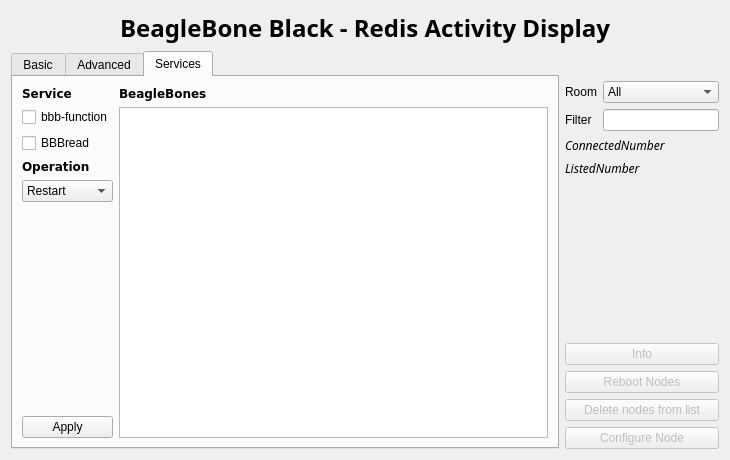
Old version of the form ui_files/monitor.ui in the repository lnls-sirius/bbbread.
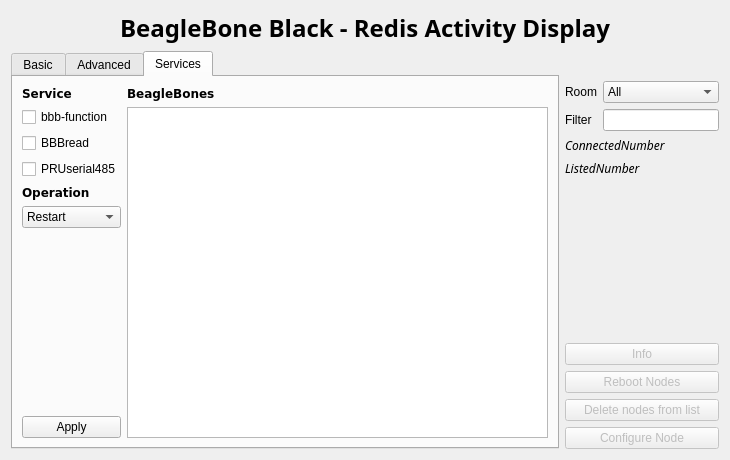
New version of the form. The open tabs and pages were chosen to show the change.

Commit message: rsync path corrected

```diff
--- a/ui_files/monitor.ui
+++ b/ui_files/monitor.ui
@@ -327,6 +327,13 @@
                </property>
               </widget>
              </item>
+             <item>
+              <widget class="QCheckBox" name="ethbridgeBox">
+               <property name="text">
+                <string>PRUserial485</string>
+               </property>
+              </widget>
+             </item>
              <item>
               <widget class="QLabel" name="operationLabel">
                <property name="font">
```
The commit also changes 1 other file.
